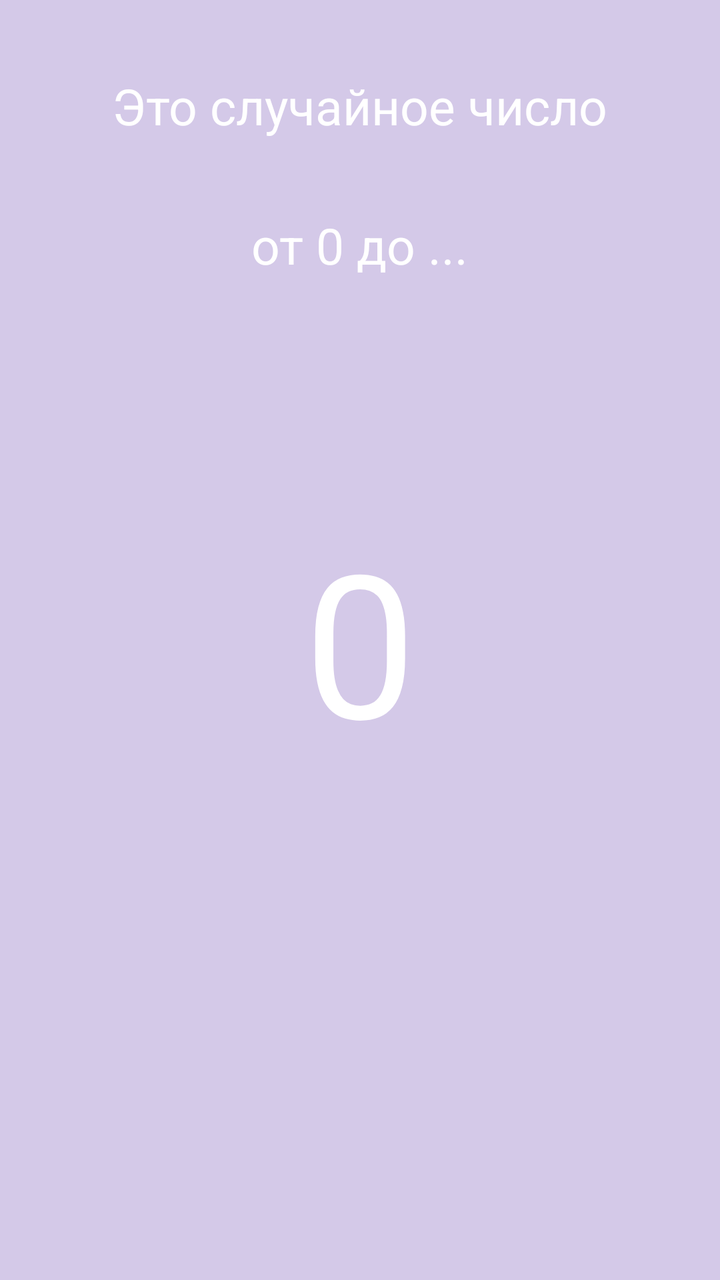
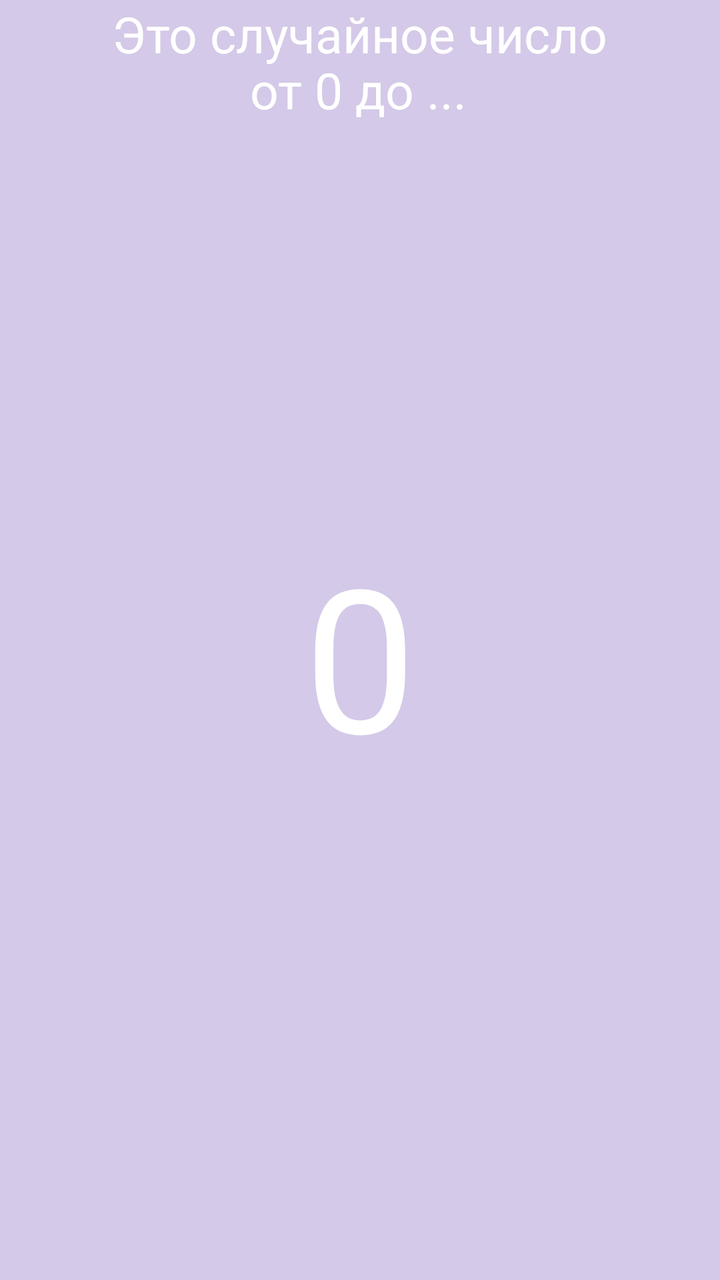

Before-and-after screenshots of an Android layout around one commit, followed by the original layout XML and the change that was made.
<!-- AndroidManifest.xml: application theme Theme.Kval_Kovtanenko_Nikita -->
<!-- res/layout/activity_randomget.xml -->
<?xml version="1.0" encoding="utf-8"?>
<androidx.constraintlayout.widget.ConstraintLayout xmlns:android="http://schemas.android.com/apk/res/android"
    xmlns:app="http://schemas.android.com/apk/res-auto"
    xmlns:tools="http://schemas.android.com/tools"
    android:id="@+id/main"
    android:layout_width="match_parent"
    android:layout_height="match_parent"
    android:background="@color/mainscreenolor"
    tools:context=".randomget">

    <TextView
        android:id="@+id/textView7"
        android:layout_width="wrap_content"
        android:layout_height="wrap_content"
        android:text="Это случайное число"
        android:textSize="25dp"
        android:textColor="@color/white"

        app:layout_constraintBottom_toTopOf="@+id/textView9"
        app:layout_constraintEnd_toEndOf="parent"
        app:layout_constraintStart_toStartOf="parent"
        app:layout_constraintTop_toTopOf="parent" />

    <TextView
        android:id="@+id/textView9"
        android:layout_width="wrap_content"
        android:layout_height="wrap_content"
        android:text="от 0 до ..."
        android:textSize="25dp"

        android:textColor="@color/white"

        app:layout_constraintBottom_toTopOf="@+id/textView10"
        app:layout_constraintEnd_toEndOf="parent"
        app:layout_constraintStart_toStartOf="parent"
        app:layout_constraintTop_toTopOf="parent" />

    <TextView
        android:id="@+id/textView10"
        android:layout_width="126dp"
        android:layout_height="151dp"
        android:text="0"
        android:gravity="center"
        android:textColor="@color/white"
        android:textSize="100dp"
        app:layout_constraintBottom_toBottomOf="parent"
        app:layout_constraintEnd_toEndOf="parent"
        app:layout_constraintStart_toStartOf="parent"
        app:layout_constraintTop_toTopOf="parent" />
</androidx.constraintlayout.widget.ConstraintLayout>
<!-- resources referenced by this layout -->
<resources>
  <color name="mainscreenolor">#D4C9E8</color>
  <color name="white">#FFFFFFFF</color>
  <style name="Theme.Kval_Kovtanenko_Nikita" parent="Base.Theme.Kval_Kovtanenko_Nikita" />
  <style name="Base.Theme.Kval_Kovtanenko_Nikita" parent="Theme.Material3.DayNight.NoActionBar">
          
          
      </style>
</resources>

<!-- the commit's change to res/layout/activity_randomget.xml (unified diff, before → after) -->
@@ -16,31 +16,30 @@
         android:textSize="25dp"
         android:textColor="@color/white"
 
-        app:layout_constraintBottom_toTopOf="@+id/textView9"
+
         app:layout_constraintEnd_toEndOf="parent"
         app:layout_constraintStart_toStartOf="parent"
         app:layout_constraintTop_toTopOf="parent" />
 
     <TextView
-        android:id="@+id/textView9"
+        android:id="@+id/constrdisplay"
         android:layout_width="wrap_content"
         android:layout_height="wrap_content"
+        android:layout_marginTop="28dp"
         android:text="от 0 до ..."
+        android:textColor="@color/white"
         android:textSize="25dp"
-
-        android:textColor="@color/white"
-
-        app:layout_constraintBottom_toTopOf="@+id/textView10"
         app:layout_constraintEnd_toEndOf="parent"
+        app:layout_constraintHorizontal_bias="0.498"
         app:layout_constraintStart_toStartOf="parent"
         app:layout_constraintTop_toTopOf="parent" />
 
     <TextView
-        android:id="@+id/textView10"
-        android:layout_width="126dp"
-        android:layout_height="151dp"
+        android:id="@+id/display"
+        android:layout_width="308dp"
+        android:layout_height="118dp"
+        android:gravity="center"
         android:text="0"
-        android:gravity="center"
         android:textColor="@color/white"
         android:textSize="100dp"
         app:layout_constraintBottom_toBottomOf="parent"
